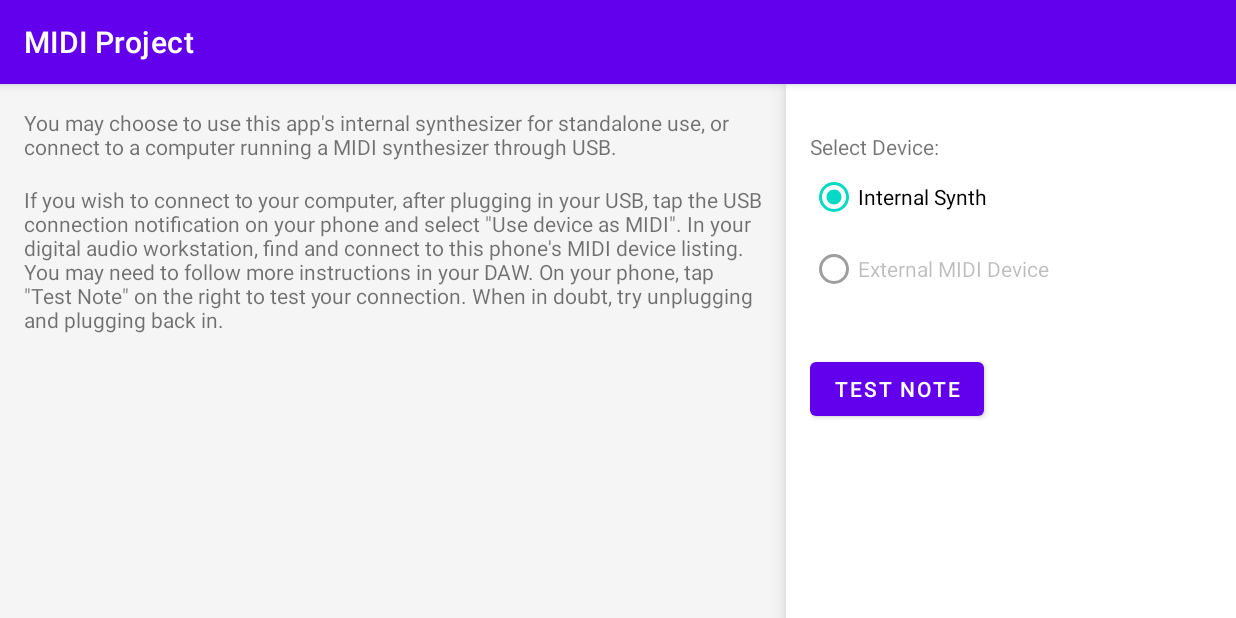
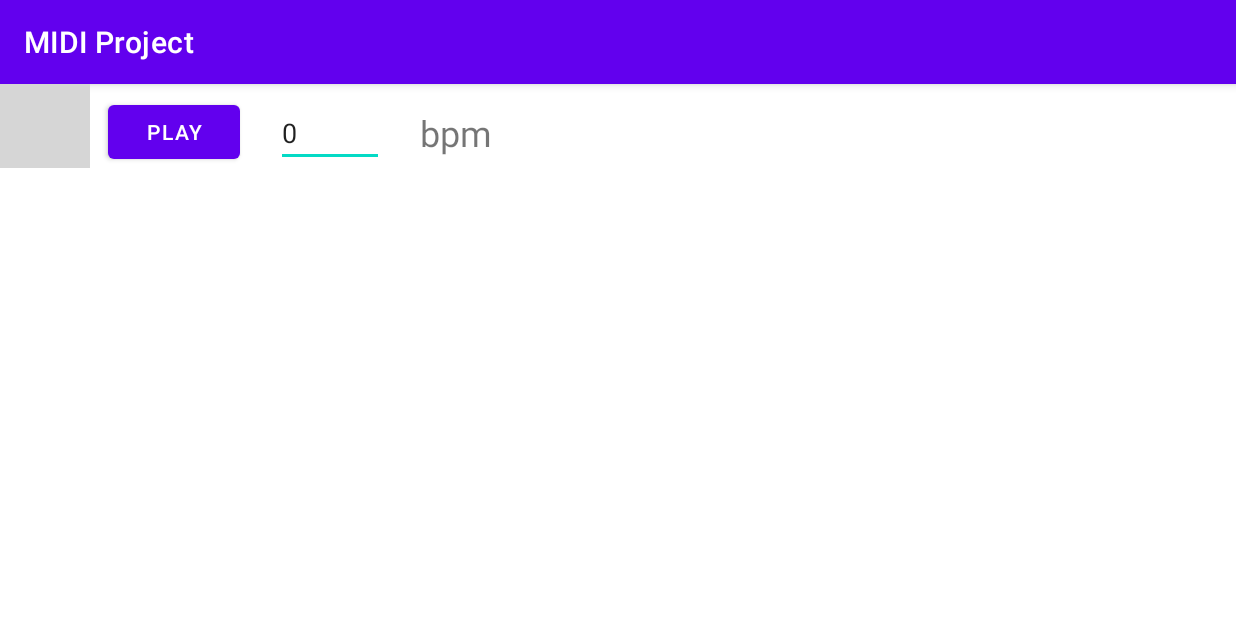
Before and after one commit to Noam-Bendelac/cs3714-midi-project, an Android app: the screen it shows after launch (SetupActivity before the commit, MainActivity after it), on a phone screen of 824 x 412 dp (held sideways). Run offline under Robolectric (Android 15) with nearby library versions, the phone set to English and light mode, and no system bars; grey boxes are pictures that could not be loaded.

Commit message:
Initial metronome push

```diff
--- a/app/src/main/AndroidManifest.xml
+++ b/app/src/main/AndroidManifest.xml
@@ -14,7 +14,7 @@
         android:supportsRtl="true"
         android:theme="@style/Theme.MIDIProject">
         <activity
-            android:name=".ui.SetupActivity"
+            android:name=".MainActivity"
             android:screenOrientation="sensorLandscape">
 
             <intent-filter>
@@ -25,7 +25,7 @@
             </intent-filter>
         </activity>
 
-        <activity android:name=".MainActivity">
+        <activity android:name=".ui.SetupActivity">
         </activity>
     </application>
 
--- /dev/null
+++ b/app/src/main/java/com/example/midiproject/ui/MetronomeFragment.java
@@ -0,0 +1,111 @@
+package com.example.midiproject.ui;
+
+import android.os.AsyncTask;
+import android.os.Bundle;
+
+import androidx.fragment.app.Fragment;
+
+import android.view.LayoutInflater;
+import android.view.View;
+import android.view.ViewGroup;
+import android.widget.Button;
+import android.widget.EditText;
+
+import com.example.midiproject.R;
+
+public class MetronomeFragment extends Fragment implements View.OnClickListener {
+    private Button play;
+    private EditText bpm;
+    int delay = 0;
+
+    private static MyAsyncTask myAsyncTask;
+
+    @Override
+    public void onCreate(Bundle savedInstanceState) {
+        super.onCreate(savedInstanceState);
+    }
+
+    @Override
+    public View onCreateView(LayoutInflater inflater, ViewGroup container,
+                             Bundle savedInstanceState) {
+        // Inflate the layout for this fragment
+        View root =  inflater.inflate(R.layout.fragment_metronome, container, false);
+
+        play = root.findViewById(R.id.playButton);
+        play.setOnClickListener(this);
+        bpm = root.findViewById(R.id.editBpm);
+
+        return root;
+    }
+
+    private void stopMetronome() {
+        delay = 0;
+    }
+
+    private void playMetronome(int bpm) {
+        if (bpm != 0) {
+            delay = (60000 / bpm);
+            myAsyncTask = new MyAsyncTask();
+            myAsyncTask.execute(delay);
+        }
+    }
+
+    public String changeText(){
+        if (play.getText().equals("Play")) {
+            play.setText("Pause");
+        }
+        else {
+            play.setText("Play");
+        }
+        return (String) play.getText();
+    }
+
+    public void onDestroy() {
+        super.onDestroy();
+        if (myAsyncTask != null) {
+            myAsyncTask.cancel(true);
+        }
+    }
+
+    @Override
+    public void onClick(View v) {
+        if (changeText().equals("Pause")){
+            playMetronome(Integer.parseInt(String.valueOf(bpm.getText())));
+        }
+        else {
+            stopMetronome();
+        }
+    }
+
+    private static class MyAsyncTask extends AsyncTask<Integer, Integer, Void> {
+
+
+        @Override
+        protected Void doInBackground(Integer... params) {
+            while(true){
+                try{
+                    //checking if the asynctask has been cancelled, end loop if so
+                    if(isCancelled()) break;
+
+                    Thread.sleep(params[0]);
+
+                    // TODO make the music player play the metronome sounds
+
+                }catch(Exception e){
+                    e.printStackTrace();
+                }
+            }
+            return null;
+        }
+
+        @Override
+        protected void onPostExecute(Void aVoid) {
+            super.onPostExecute(aVoid);
+        }
+
+        @Override
+        protected void onProgressUpdate(Integer... values) {
+            super.onProgressUpdate(values);
+        }
+    }
+}
--- a/app/src/main/res/layout/activity_main.xml
+++ b/app/src/main/res/layout/activity_main.xml
@@ -6,14 +6,11 @@
     android:layout_height="match_parent"
     tools:context=".MainActivity">
 
-    <TextView
-        android:id="@+id/myText"
+    <fragment
+        android:id="@+id/fragment"
+        android:name="com.example.midiproject.ui.MetronomeFragment"
         android:layout_width="wrap_content"
         android:layout_height="wrap_content"
-        android:text="Hello World!"
-        app:layout_constraintBottom_toBottomOf="parent"
-        app:layout_constraintLeft_toLeftOf="parent"
-        app:layout_constraintRight_toRightOf="parent"
+        app:layout_constraintStart_toStartOf="parent"
         app:layout_constraintTop_toTopOf="parent" />
-
 </androidx.constraintlayout.widget.ConstraintLayout>
--- /dev/null
+++ b/app/src/main/res/layout/fragment_metronome.xml
@@ -0,0 +1,51 @@
+<?xml version="1.0" encoding="utf-8"?>
+<androidx.constraintlayout.widget.ConstraintLayout xmlns:android="http://schemas.android.com/apk/res/android"
+    xmlns:app="http://schemas.android.com/apk/res-auto"
+    xmlns:tools="http://schemas.android.com/tools"
+    android:id="@+id/frameLayout"
+    android:layout_width="wrap_content"
+    android:layout_height="wrap_content"
+    tools:context=".ui.MetronomeFragment">
+
+    <Button
+        android:id="@+id/playButton"
+        android:layout_width="wrap_content"
+        android:layout_height="wrap_content"
+        android:layout_marginStart="12dp"
+        android:layout_marginTop="8dp"
+        android:text="Play"
+        app:layout_constraintStart_toEndOf="@+id/imageView"
+        app:layout_constraintTop_toTopOf="parent" />
+
+    <TextView
+        android:id="@+id/bpmText"
+        android:layout_width="wrap_content"
+        android:layout_height="wrap_content"
+        android:layout_marginStart="24dp"
+        android:layout_marginTop="16dp"
+        android:text="bpm"
+        android:textSize="24sp"
+        app:layout_constraintStart_toEndOf="@+id/editBpm"
+        app:layout_constraintTop_toTopOf="parent" />
+
+    <EditText
+        android:id="@+id/editBpm"
+        android:layout_width="72dp"
+        android:layout_height="43dp"
+        android:layout_marginStart="24dp"
+        android:layout_marginTop="12dp"
+        android:ems="10"
+        android:inputType="number"
+        android:text="0"
+        app:layout_constraintStart_toEndOf="@+id/playButton"
+        app:layout_constraintTop_toTopOf="parent" />
+
+    <ImageView
+        android:id="@+id/imageView"
+        android:layout_width="60dp"
+        android:layout_height="56dp"
+        android:background="#00FFFFFF"
+        android:src="@drawable/metronome"
+        app:layout_constraintStart_toStartOf="parent"
+        app:layout_constraintTop_toTopOf="parent" />
+</androidx.constraintlayout.widget.ConstraintLayout>
--- a/app/src/main/res/values/strings.xml
+++ b/app/src/main/res/values/strings.xml
@@ -11,4 +11,5 @@
         more instructions in your DAW.  On your phone, tap \"Test Note\" on the right to test your
         connection. When in doubt, try unplugging and plugging back in.
     </string>
+    <string name="hello_blank_fragment">Hello blank fragment</string>
 </resources>
```
Also changed, not shown: 3 other files.
